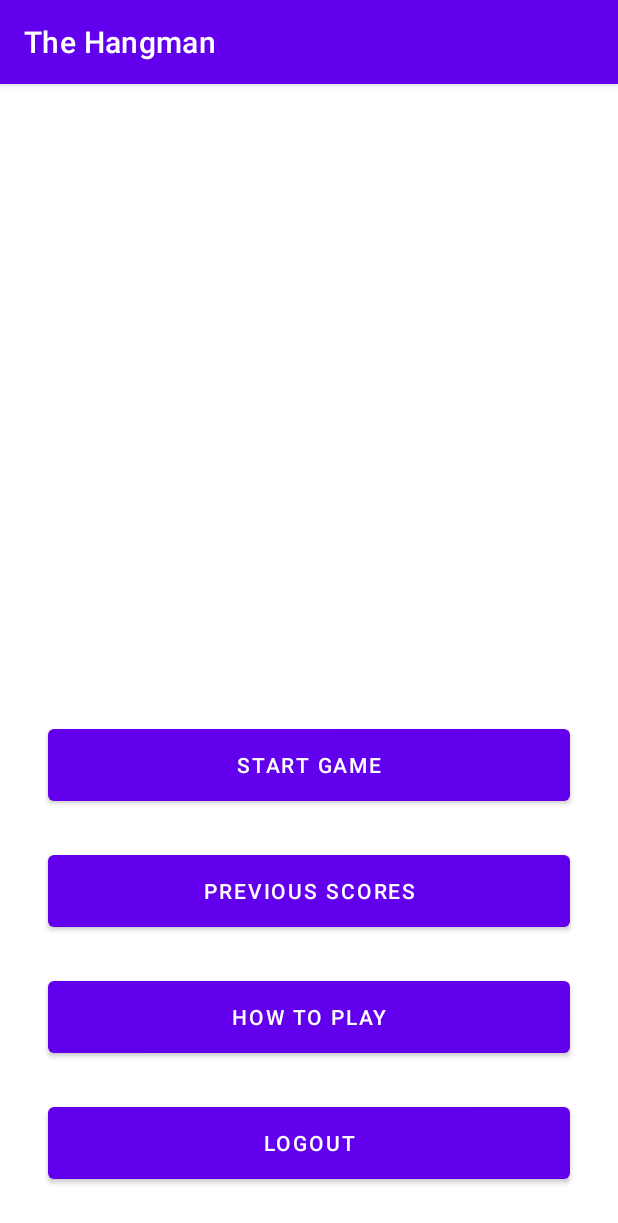
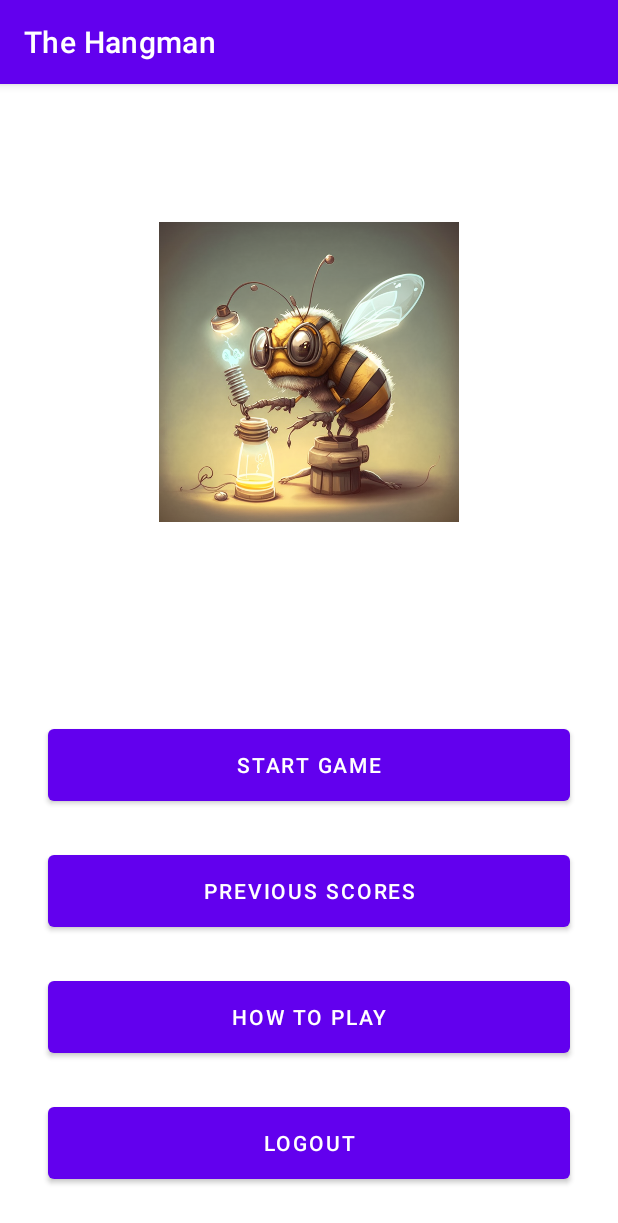
Before and after one commit to DA-102386-2223/thehangman2, an Android app: the screen it shows after launch once a user with an empty profile is signed in (InitActivity), on a phone screen of 412 x 824 dp. Shown: the top 1223 px of the screen. Run offline under Robolectric (Android 15) with nearby library versions, the phone set to English and light mode, and no system bars; our stand-ins replace Firebase (no records; nobody signed in at launch, a user with empty details on screens opened directly).

Commit message:
requisit1.1

```diff
--- a/app/src/main/res/layout/activity_init.xml
+++ b/app/src/main/res/layout/activity_init.xml
@@ -5,6 +5,16 @@
     android:layout_width="match_parent"
     android:layout_height="match_parent"
     tools:context=".views.InitActivity">
+
+    <ImageView
+        android:layout_width="200dp"
+        android:layout_height="200dp"
+        android:id="@+id/gameLogo"
+        android:src="@drawable/logo"
+        app:layout_constraintBottom_toTopOf="@+id/guidelineInitHorizontal"
+        app:layout_constraintEnd_toEndOf="parent"
+        app:layout_constraintStart_toStartOf="parent"
+        app:layout_constraintTop_toTopOf="parent"/>
 
     <Button
         android:id="@+id/btnStartGame"
```
Also changed, not shown: app/src/main/res/drawable/logo.png (added).
